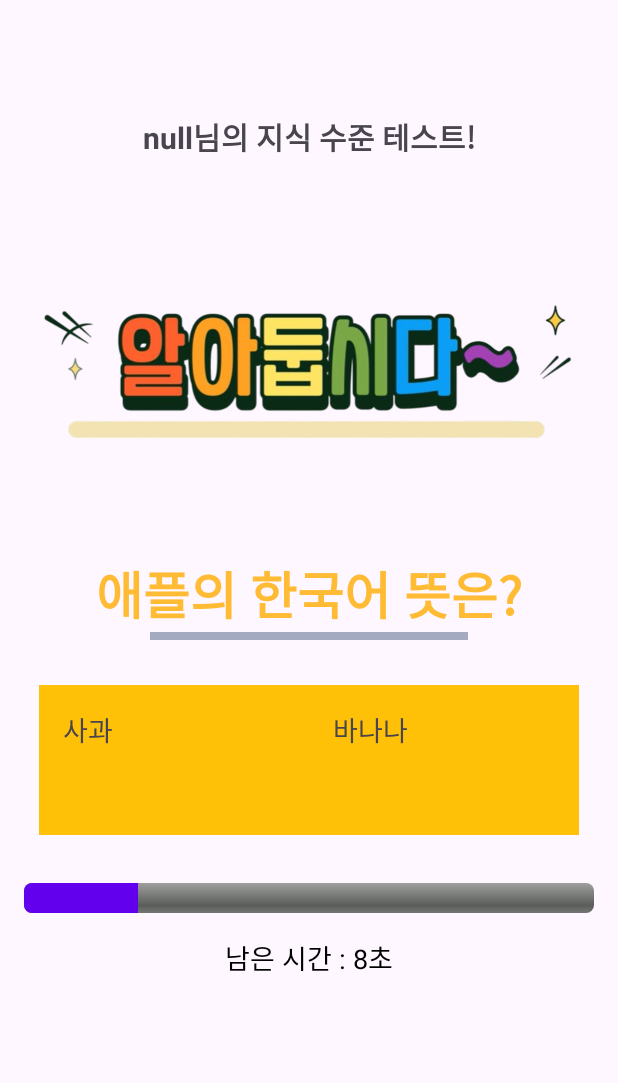
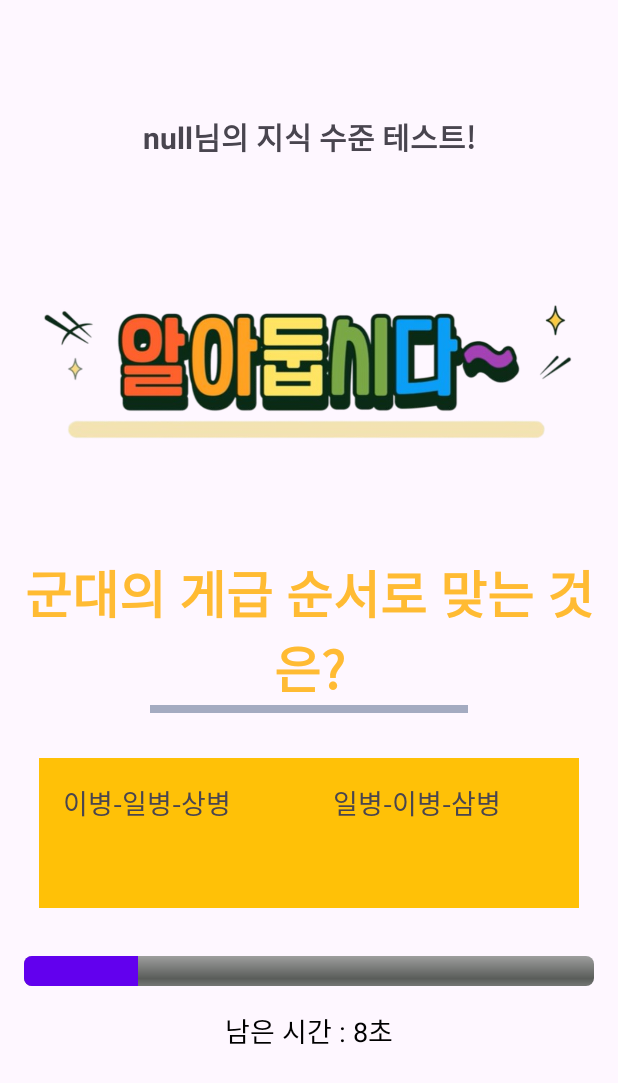
Before and after one commit to N-jongsik/QuizApp, an Android app: the QuizActivity screen opened directly, with no data from a screen before it, after a tap on "주꾸미", on a phone screen of 412 x 824 dp. Shown: the top 1083 px of the screen. Run offline under Robolectric (Android 15) with nearby library versions, the phone set to English and light mode, and no system bars.

Commit message:
question complete

```diff
--- a/app/src/main/java/com/example/quizapp/Question.kt
+++ b/app/src/main/java/com/example/quizapp/Question.kt
@@ -3,5 +3,6 @@ package com.example.quizapp
 data class Question(
     val questionText: String, // 질문
     val options: List<String>, // 선택지
-    val correctAnswer: String // 정답
+    val correctAnswer: String, // 정답
+    val explanation : String // 설명
 )
--- a/app/src/main/java/com/example/quizapp/QuizActivity.kt
+++ b/app/src/main/java/com/example/quizapp/QuizActivity.kt
@@ -23,16 +23,15 @@ class QuizActivity : AppCompatActivity() {
     private var currentQuestionIndex = 0 // 현재 문제 인덱스
 
     private val questions = listOf(
-        Question("바른 표현은?", listOf("주꾸미", "쭈꾸미"), "주꾸미"),
-        Question("애플의 한국어 뜻은?", listOf("사과", "바나나"), "사과"),
-        Question("한국의 수도는?", listOf("서울", "부산"), "서울"),
-        Question("1 + 1 = ?", listOf("2", "11"), "2"),
-        Question("가장 큰 행성은?", listOf("지구", "목성"), "목성"),
-        Question("코틀린은 어떤 언어?", listOf("프로그래밍 언어", "음식"), "프로그래밍 언어"),
-        Question("파이썬은?", listOf("동물", "프로그래밍 언어"), "프로그래밍 언어"),
-        Question("HTML은?", listOf("마크업 언어", "음식"), "마크업 언어"),
-        Question("안드로이드는?", listOf("운영체제", "과일"), "운영체제"),
-        Question("자바는?", listOf("섬", "프로그래밍 언어"), "프로그래밍 언어")
+        Question("바른 표현은?", listOf("주꾸미", "쭈꾸미"), "주꾸미","문어과의 연체동물 중 하나 표준어는 주꾸미 입니다!"),
+        Question("군대의 게급 순서로 맞는 것은?", listOf("이병-일병-상병", "일병-이병-삼병"), "이병-일병-상병","군대의 계급은 이병-일병-상병 순서입니다!"),
+        Question("바른 표현은?", listOf("메세지", "메시지"), "메시지","외래어 표기법에 따라 메시지로 표기!"),
+        Question("물티슈의 영어표기로 알맞는 것은?", listOf("water tissue", "wet tissue"), "wet tissue","물티슈의 영어표기 water tissue가 아닙니다!"),Question("바른 표현은?", listOf("눈곱", "눈꼽"), "눈곱","눈과 곱이 합해진 말 발음은 눈꼽입니다!"),
+        Question("바른 표현은?", listOf("곁땀", "겨땀"), "곁땀","겨드랑이에서 나는 땀을 뜻하는 표준어는 곁땀!"),
+        Question("호주의 수도는?", listOf("캔버라", "시드니"), "캔버라","호주의 수도는 캔버라 입니다!"),
+        Question("바른 표현은?", listOf("결제 서류", "결재 서류"), "결재 서류","결재 : 안건을 허가하거나 승인!"),
+        Question("순결 변함없는 사랑의 꽃말을 가진 꽃은?", listOf("해바라기", "백합"), "백합","백합의 꽃말은 변함없는 사랑입니다!"),
+        Question("바른 표현은?", listOf("내일 봬요", "내일 뵈요"), "내일 봬요","뵈어요의 줄임말 봬요 (뵈 = 하, 봬 = 해 로 바꿔 써서 확인하면 쉬워요!)")
     )
 
     override fun onCreate(savedInstanceState: Bundle?) {
```
